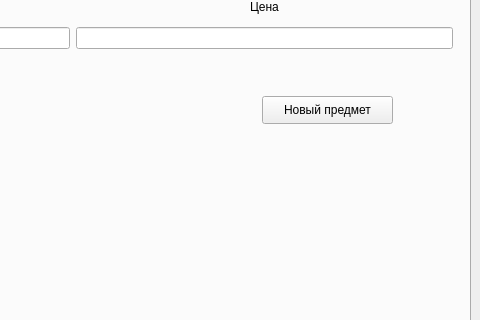
Above: desctop app/window/main_window.ui from km14corp/hakaton_prj before the change; both pictures show x 320 to 800 and y 109 to 429 of the 800 by 600 pixel window. Below: the same form after it.
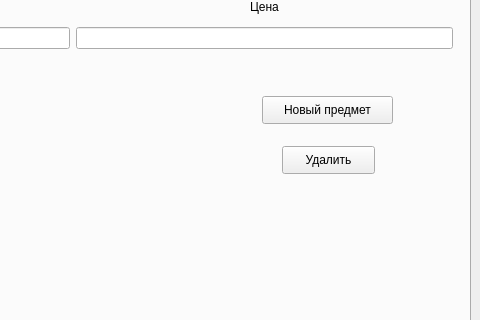
That is the form after the change. The open tabs and pages were chosen to show the change.

Diff of the .ui file:
```diff
--- a/desctop app/window/main_window.ui
+++ b/desctop app/window/main_window.ui
@@ -189,6 +189,19 @@
        <string>Новый предмет</string>
       </property>
      </widget>
+     <widget class="QPushButton" name="pushButton_item_delete">
+      <property name="geometry">
+       <rect>
+        <x>600</x>
+        <y>210</y>
+        <width>93</width>
+        <height>28</height>
+       </rect>
+      </property>
+      <property name="text">
+       <string>Удалить</string>
+      </property>
+     </widget>
     </widget>
    </widget>
   </widget>
```
Left out of the diff: 15 changed lines with no effect on the pictures.
